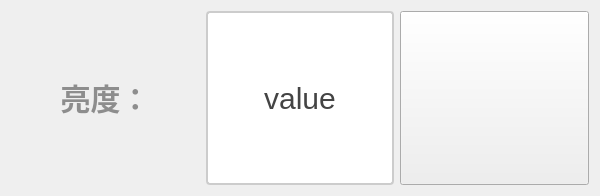
First picture: the form in ZipperScanner/ui/DlgExposureTimeSet.ui, repository WIND-ROAD-RUN/ZipperScanner, before the edit.
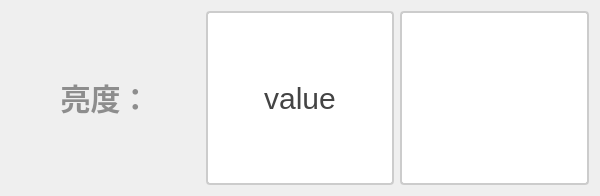
Second picture: the form after the edit. Icons and pictures are not drawn.

Diff of the .ui file:
```diff
--- a/ZipperScanner/ui/DlgExposureTimeSet.ui
+++ b/ZipperScanner/ui/DlgExposureTimeSet.ui
@@ -76,10 +76,14 @@
      </property>
      <property name="styleSheet">
       <string notr="true">QPushButton {
-    padding: 8px 16px 8px 36px; 
-    font-size: 14px;
-    qproperty-icon: url(:/ButtonScanner/image/exit.png);  
+    padding: 6px 14px;
+    border: 2px solid #CCC;
+    border-radius: 4px;
+    background-color: white;
+    color: #444;
+	qproperty-icon: url(:/ZipperScanner/icons/closeBlack.png);  
     qproperty-iconSize: 30px 30px;
+    font-size: 30px; 
 }
 
 QPushButton:hover {
@@ -87,9 +91,9 @@
 }
 
 QPushButton:pressed {
-    background-color: #cc0000;
-}
-</string>
+    border-color: #777;
+    background-color: #EEE;
+}</string>
      </property>
      <property name="text">
       <string/>
```
Left out of the diff: 3 changed lines with no effect on the pictures.
